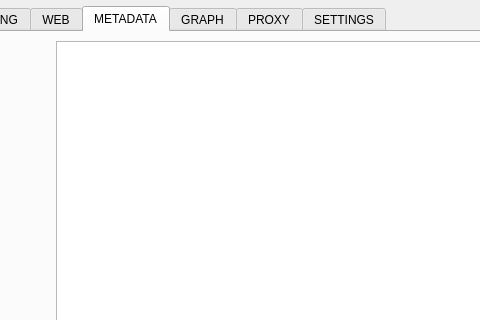
First picture: the form in resources/form.ui, repository Nighty3098/SkyFall, before the edit; both pictures show x 517 to 997 and y 0 to 320 of the 1165 by 679 pixel window.
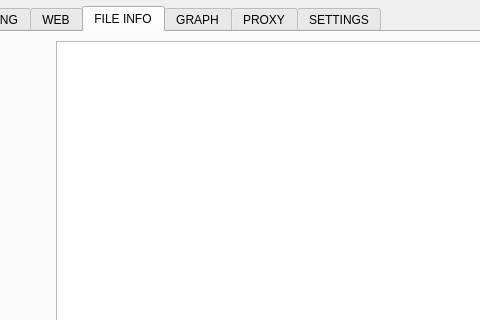
Second picture: the form after the edit. Custom widgets are drawn as their Qt base class.

Commit message: Add tail data detection for PNG files and rename METADATA tab to FILE INFO

```diff
--- a/resources/form.ui
+++ b/resources/form.ui
@@ -953,7 +953,7 @@
       </widget>
       <widget class="QWidget" name="metadataTab">
        <attribute name="title">
-        <string>METADATA</string>
+        <string>FILE INFO</string>
        </attribute>
        <layout class="QGridLayout" name="gridLayout_7">
         <item row="2" column="0">
```
The commit also changes 3 other files.
